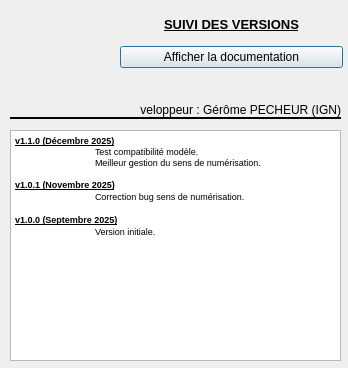
Old version of the form aproposde.ui in the repository IGNF/assistant-hydro-national-qgis-plugin.
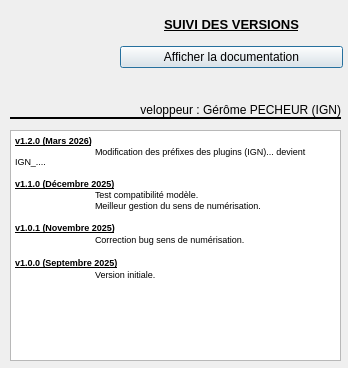
New version of the form. Icons and pictures are not drawn.

Patch:
```diff
--- a/aproposde.ui
+++ b/aproposde.ui
@@ -137,6 +137,9 @@
 &lt;html&gt;&lt;head&gt;&lt;meta name=&quot;qrichtext&quot; content=&quot;1&quot; /&gt;&lt;style type=&quot;text/css&quot;&gt;
 p, li { white-space: pre-wrap; }
 &lt;/style&gt;&lt;/head&gt;&lt;body style=&quot; font-family:'MS Shell Dlg 2'; font-size:7.8pt; font-weight:400; font-style:normal;&quot;&gt;
+&lt;p style=&quot; margin-top:0px; margin-bottom:0px; margin-left:0px; margin-right:0px; -qt-block-indent:0; text-indent:0px;&quot;&gt;&lt;span style=&quot; font-size:7pt; font-weight:600; text-decoration: underline;&quot;&gt;v1.2.0 (Mars 2026)&lt;/span&gt;&lt;/p&gt;
+&lt;p style=&quot; margin-top:0px; margin-bottom:0px; margin-left:0px; margin-right:0px; -qt-block-indent:0; text-indent:0px;&quot;&gt;&lt;span style=&quot; font-size:7pt;&quot;&gt;	Modification des préfixes des plugins (IGN)... devient IGN_....&lt;/span&gt;&lt;/p&gt;
+&lt;p style=&quot;-qt-paragraph-type:empty; margin-top:0px; margin-bottom:0px; margin-left:0px; margin-right:0px; -qt-block-indent:0; text-indent:0px; font-size:7pt;&quot;&gt;&lt;br /&gt;&lt;/p&gt;
 &lt;p style=&quot; margin-top:0px; margin-bottom:0px; margin-left:0px; margin-right:0px; -qt-block-indent:0; text-indent:0px;&quot;&gt;&lt;span style=&quot; font-size:7pt; font-weight:600; text-decoration: underline;&quot;&gt;v1.1.0 (Décembre 2025)&lt;/span&gt;&lt;/p&gt;
 &lt;p style=&quot; margin-top:0px; margin-bottom:0px; margin-left:0px; margin-right:0px; -qt-block-indent:0; text-indent:0px;&quot;&gt;&lt;span style=&quot; font-size:7pt;&quot;&gt;	Test compatibilité modèle.&lt;/span&gt;&lt;/p&gt;
 &lt;p style=&quot; margin-top:0px; margin-bottom:0px; margin-left:0px; margin-right:0px; -qt-block-indent:0; text-indent:0px;&quot;&gt;&lt;span style=&quot; font-size:7pt;&quot;&gt;	Meilleur gestion du sens de numérisation.&lt;/span&gt;&lt;/p&gt;
```
